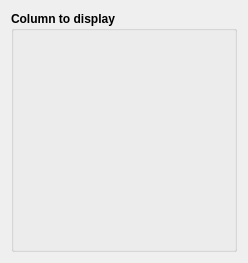
Before: the Qt Designer form pyplotter/ui/dialogs/dialogMenuDatabaseDisplay.ui in pyplotter/pyplotter, drawn with Qt 5.
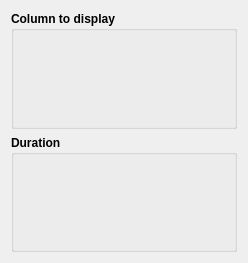
After: the same form once the commit is applied.

Commit message: Allow user to chose duration colors

Patch:
```diff
--- a/pyplotter/ui/dialogs/dialogMenuDatabaseDisplay.ui
+++ b/pyplotter/ui/dialogs/dialogMenuDatabaseDisplay.ui
@@ -36,6 +36,24 @@
      </item>
     </layout>
    </item>
+   <item>
+    <widget class="QGroupBox" name="groupBoxDuration">
+     <property name="font">
+      <font>
+       <weight>75</weight>
+       <bold>true</bold>
+      </font>
+     </property>
+     <property name="title">
+      <string>Duration</string>
+     </property>
+     <layout class="QVBoxLayout" name="verticalLayout_6">
+      <item>
+       <layout class="QVBoxLayout" name="verticalLayoutDuration"/>
+      </item>
+     </layout>
+    </widget>
+   </item>
   </layout>
  </widget>
  <resources/>
```
The commit also changes 5 other files.
